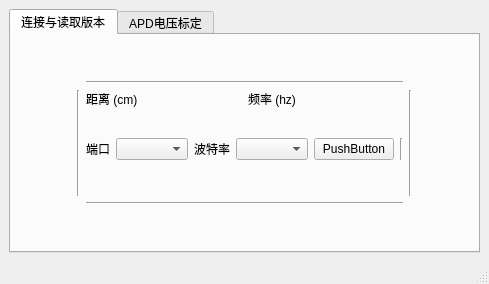
The window that tf03_production/main_window.ui (codincodee/tf03_sdk) describes before a commit, drawn with Qt 5.
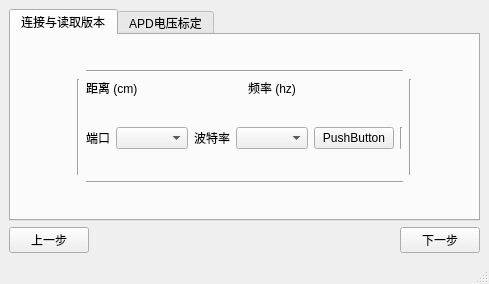
The same window after the commit. Icons and pictures are not drawn.

Commit message: next / previous step

What changed in the file:
```diff
--- a/tf03_production/main_window.ui
+++ b/tf03_production/main_window.ui
@@ -359,6 +359,37 @@
       </widget>
      </widget>
     </item>
+    <item row="2" column="0">
+     <layout class="QHBoxLayout" name="horizontalLayout">
+      <item>
+       <widget class="QPushButton" name="PreviousStepPushButton">
+        <property name="text">
+         <string>上一步</string>
+        </property>
+       </widget>
+      </item>
+      <item>
+       <spacer name="horizontalSpacer">
+        <property name="orientation">
+         <enum>Qt::Horizontal</enum>
+        </property>
+        <property name="sizeHint" stdset="0">
+         <size>
+          <width>40</width>
+          <height>20</height>
+         </size>
+        </property>
+       </spacer>
+      </item>
+      <item>
+       <widget class="QPushButton" name="NextStepPushButton">
+        <property name="text">
+         <string>下一步</string>
+        </property>
+       </widget>
+      </item>
+     </layout>
+    </item>
    </layout>
   </widget>
   <widget class="QMenuBar" name="menubar">
```
The commit also changes 2 other files.
